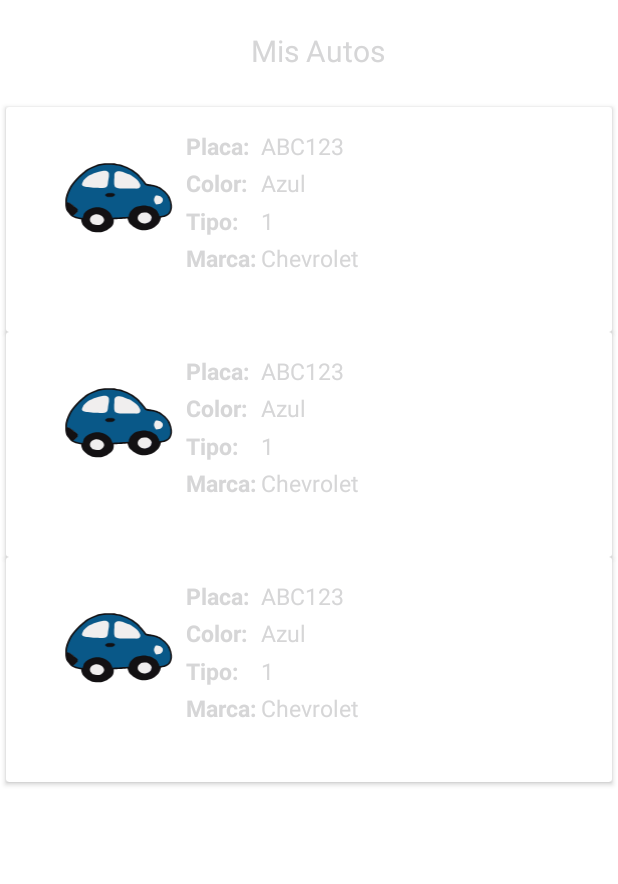
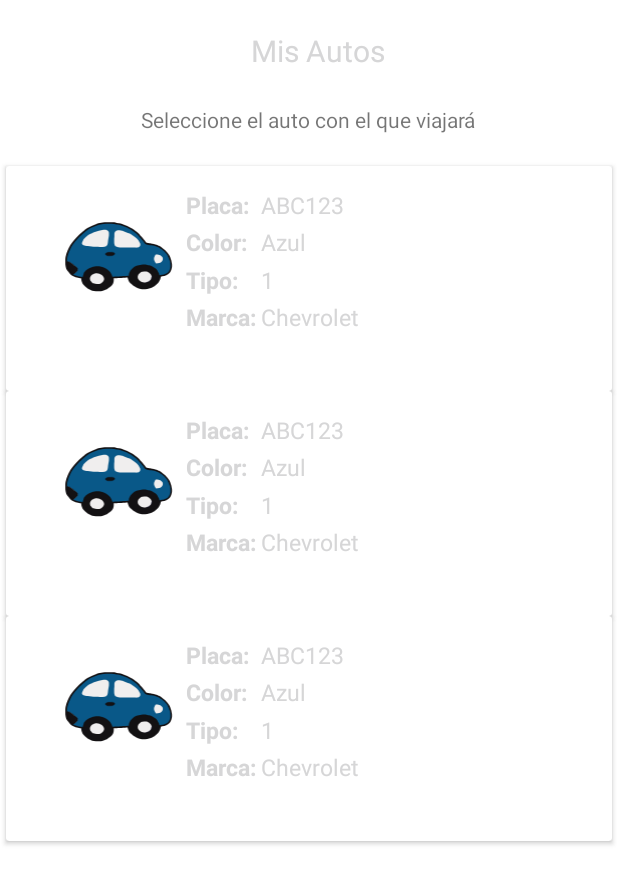
Before and after one commit to pay-and-go/frontend-mobile, an Android app: the layout activity_my_cars.xml on its own in the app's theme, with its tools: preview values and no code run, on a phone screen of 412 x 824 dp. Shown: the top 884 px of the screen. Run offline under Robolectric (Android 15) with nearby library versions, the phone set to English and light mode, and no system bars.

Commit message:
integrate carsView and resolved conflix

```diff
--- a/app/src/main/java/com/example/payandgo/RouteAdapter.kt
+++ b/app/src/main/java/com/example/payandgo/RouteAdapter.kt
@@ -11,7 +11,7 @@ import androidx.core.content.ContextCompat.startActivity
 import androidx.recyclerview.widget.RecyclerView
 import com.google.android.gms.maps.model.LatLng
 
-class RouteAdapter(routes: List<Route>) :RecyclerView.Adapter<RouteAdapter.ViewHolder>(){
+class RouteAdapter(routes: List<Route>,) :RecyclerView.Adapter<RouteAdapter.ViewHolder>(){
 
     var routes: MutableList<Route> = ArrayList()
     lateinit var context: Context
@@ -44,11 +44,9 @@ class RouteAdapter(routes: List<Route>) :RecyclerView.Adapter<RouteAdapter.ViewH
             arrivalCity.text = route.arrivalCity
             description.text = route.date
             itemView.setOnClickListener(View.OnClickListener {
-                val licenseOfCar = "AAA111"
 
-                val i = Intent(context, PaymentSelectedRouteActivity::class.java)
+                val i = Intent(context, MyCarsActivity::class.java)
                 i.putExtra("rutaSeleccionada", route)
-                i.putExtra("licenseOfCar", licenseOfCar)
                 context.startActivity(i)
             })
         }
--- a/app/src/main/java/com/example/payandgo/RoutePlanningActivity.kt
+++ b/app/src/main/java/com/example/payandgo/RoutePlanningActivity.kt
@@ -69,14 +69,11 @@ class RoutePlanningActivity : AppCompatActivity() {
                     val addressSta = addressListSta!![0]
                     val addressDes = addressListDes!![0]
 
-                    val licenseOfCar = "AAA111"
-
-                    val i = Intent(this, PaymentSelectedRouteActivity::class.java)
+                    val i = Intent(this, MyCarsActivity::class.java)
                     val route =  Route(locationSta, locationDes,
                         "2/05/2021", addressSta.latitude, addressSta.longitude,
                         addressDes.latitude, addressDes.longitude)
                     i.putExtra("rutaSeleccionada", route)
-                    i.putExtra("licenseOfCar", licenseOfCar)
                     startActivity(i)
 
                 } catch (e: IOException) {
--- a/app/src/main/res/layout/activity_my_cars.xml
+++ b/app/src/main/res/layout/activity_my_cars.xml
@@ -9,16 +9,16 @@
     <androidx.recyclerview.widget.RecyclerView
         android:id="@+id/rvMyCars"
         android:layout_width="match_parent"
-        android:layout_height="match_parent"
+        android:layout_height="605dp"
         android:layout_below="@+id/textView"
         android:layout_alignParentStart="true"
         android:layout_alignParentBottom="true"
         android:layout_marginStart="0dp"
-        android:layout_marginTop="20dp"
+        android:layout_marginTop="59dp"
         android:layout_marginBottom="20dp"
         android:clipToPadding="false"
         android:padding="4dp"
-        tools:listitem="@layout/item_car"/>
+        tools:listitem="@layout/item_car" />
 
 
     <TextView
@@ -37,6 +37,15 @@
         android:textColor="@color/orange"
         android:text="Mis Autos" />
 
+    <TextView
+        android:id="@+id/textView3"
+        android:layout_width="wrap_content"
+        android:layout_height="wrap_content"
+        android:layout_alignParentTop="true"
+        android:layout_centerHorizontal="true"
+        android:layout_marginTop="70dp"
+        android:text="Seleccione el auto con el que viajará"
+        android:layout_centerInParent="true"/>
 
 
 </RelativeLayout>
```
Also changed, not shown: app/src/main/AndroidManifest.xml (+5 -3 lines), app/src/main/java/com/example/payandgo/CarAdapter.kt (+12 -3 lines), app/src/main/java/com/example/payandgo/MyCarsActivity.kt (+10 -1 lines), app/src/main/java/com/example/payandgo/PaymentAdapter.kt (+10 -10 lines), app/src/main/res/layout/item_payment.xml (+4 -4 lines).
